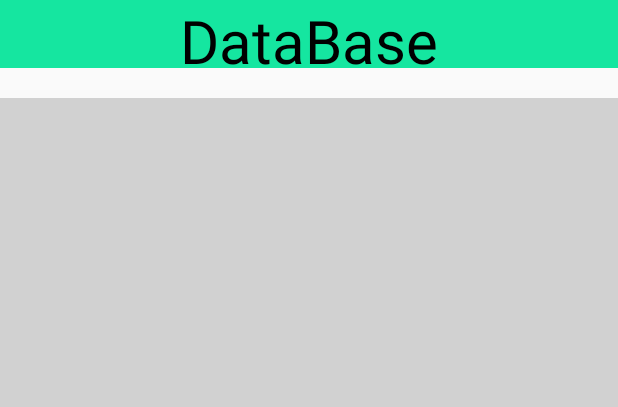
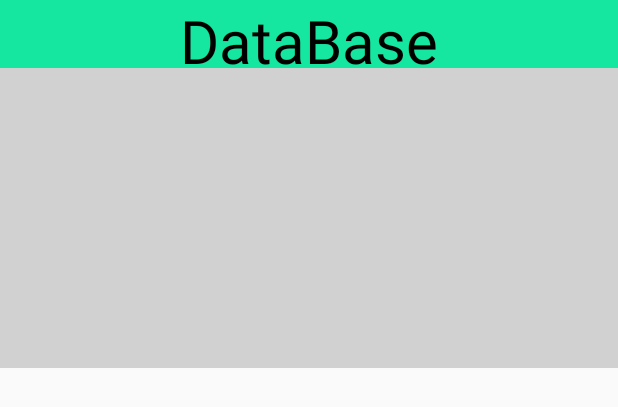
Before and after one commit to ilan2510/Example2, an Android app: the layout activity_main.xml on its own in the app's theme, with its tools: preview values and no code run, on a phone screen of 412 x 824 dp. Shown: the top 407 px of the screen. Run offline under Robolectric (Android 15) with nearby library versions, the light colour scheme and no system bars.

Commit message:
version 1.3

```diff
--- a/app/src/main/res/layout/activity_main.xml
+++ b/app/src/main/res/layout/activity_main.xml
@@ -16,10 +16,9 @@
         />
     <ListView
         android:layout_width="match_parent"
-        android:layout_height="match_parent"
+        android:layout_height="200dp"
         android:id="@+id/lv"
         android:background="#d1d1d1"
-        android:layout_marginTop="20dp"
         >
 
     </ListView>
```
Also changed, not shown: app/src/main/java/com/example/ailan/example2/MainActivity.java (+15 -2 lines).
